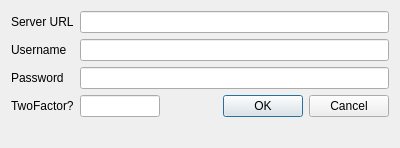
irondrive/andromeda-desktop-clients, file src/bin/andromeda-gui/qtgui/LoginDialog.ui: the form before one commit.
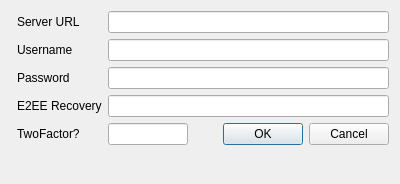
The form after the commit.

Patch:
```diff
--- a/src/bin/andromeda-gui/qtgui/LoginDialog.ui
+++ b/src/bin/andromeda-gui/qtgui/LoginDialog.ui
@@ -10,7 +10,7 @@
     <x>0</x>
     <y>0</y>
     <width>400</width>
-    <height>148</height>
+    <height>184</height>
    </rect>
   </property>
   <property name="sizePolicy">
@@ -22,19 +22,21 @@
   <property name="minimumSize">
    <size>
     <width>400</width>
-    <height>148</height>
+    <height>184</height>
    </size>
   </property>
   <property name="maximumSize">
    <size>
     <width>400</width>
-    <height>148</height>
+    <height>184</height>
    </size>
   </property>
   <property name="windowTitle">
    <string>Add Account</string>
   </property>
   <layout class="QFormLayout" name="formLayout">
+   <item row="0" column="1">
+    <layout class="QFormLayout" name="formLayout_2">
    <item row="0" column="0">
     <widget class="QLabel" name="labelServerUrl">
      <property name="text">
@@ -43,12 +45,8 @@
     </widget>
    </item>
    <item row="0" column="1">
-    <layout class="QHBoxLayout" name="horizontalLayout">
-     <item>
       <widget class="QLineEdit" name="lineEditServerUrl"/>
      </item>
-    </layout>
-   </item>
    <item row="1" column="0">
     <widget class="QLabel" name="labelUsername">
      <property name="text">
@@ -73,7 +71,7 @@
      </property>
     </widget>
    </item>
-   <item row="3" column="1">
+     <item row="4" column="1">
     <layout class="QHBoxLayout" name="horizontalLayout_2">
      <item>
       <widget class="QLineEdit" name="lineEditTwoFactor">
@@ -109,14 +107,26 @@
      </item>
     </layout>
    </item>
-   <item row="3" column="0">
+     <item row="4" column="0">
     <widget class="QLabel" name="labelTwoFactor">
      <property name="text">
       <string>TwoFactor?</string>
      </property>
     </widget>
    </item>
-  </layout>
+     <item row="3" column="1">
+      <widget class="QLineEdit" name="lineEditE2eeRecovery"/>
+     </item>
+     <item row="3" column="0">
+      <widget class="QLabel" name="label">
+       <property name="text">
+        <string>E2EE Recovery</string>
+       </property>
+      </widget>
+     </item>
+    </layout>
+   </item>
+  </layout>
  </widget>
  <tabstops>
   <tabstop>lineEditServerUrl</tabstop>
```
Left out of the diff: 47 changed lines with no effect on the pictures. Lines whose indentation alone changed are shown as unchanged.
